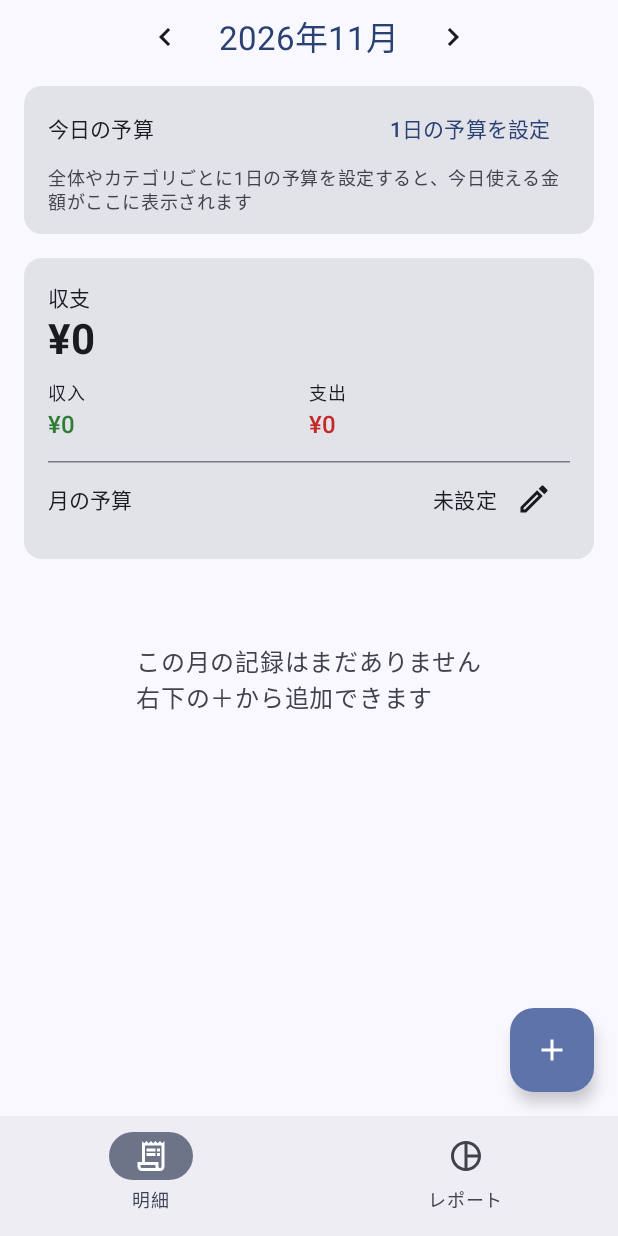
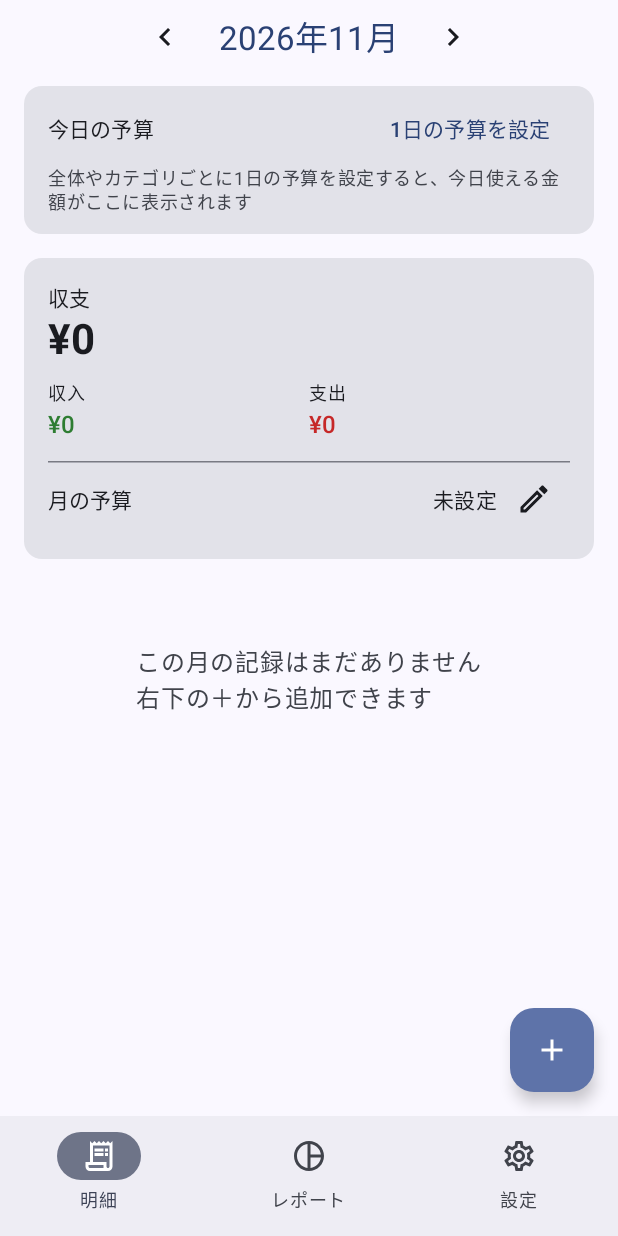
Before and after one commit to n1m4-org/Kakeibox, an Android app built with Jetpack Compose: the screen it shows after launch (MainActivity), on a phone screen of 412 x 824 dp. Run offline under Robolectric (Android 15) with nearby library versions, the phone set to English and light mode, and no system bars; our stand-ins replace Room's generated code; libraries missing offline, so code that uses them is left out: androidx.glance, androidx.glance.appwidget.

Commit message:
設定画面とテーマ切替を追加
- 下部タブに「設定」を追加し、予算設定への導線とテーマ選択を配置
- テーマ（端末に合わせる／ライト／ダーク）を全画面に反映
- 設定の保存・購読用に SettingsStore を追加

Co-Authored-By: Claude Opus 5.5 <noreply@anthropic.com>
Claude-Session: https://claude.ai/code/session_01SWCmrA1FSnDsygyQm7rZfD

```diff
--- a/app/src/main/java/com/kakeibox/AppGraph.kt
+++ b/app/src/main/java/com/kakeibox/AppGraph.kt
@@ -4,6 +4,7 @@ import android.content.Context
 import androidx.glance.appwidget.updateAll
 import com.kakeibox.data.AppDatabase
 import com.kakeibox.data.BudgetStore
+import com.kakeibox.data.SettingsStore
 import com.kakeibox.data.TransactionRepository
 import com.kakeibox.widget.DailyBudgetWidget
 import com.kakeibox.widget.KakeiboxWidget
@@ -12,6 +13,7 @@ import com.kakeibox.widget.KakeiboxWidget
 object AppGraph {
     @Volatile private var repo: TransactionRepository? = null
     @Volatile private var budget: BudgetStore? = null
+    @Volatile private var settings: SettingsStore? = null
 
     fun repository(context: Context): TransactionRepository =
         repo ?: synchronized(this) {
@@ -29,6 +31,11 @@ object AppGraph {
             budget ?: BudgetStore(context.applicationContext).also { budget = it }
         }
 
+    fun settingsStore(context: Context): SettingsStore =
+        settings ?: synchronized(this) {
+            settings ?: SettingsStore(context.applicationContext).also { settings = it }
+        }
+
     /** すべてのホーム画面ウィジェットを再描画する */
     suspend fun refreshWidgets(context: Context) {
         val app = context.applicationContext
--- a/app/src/main/java/com/kakeibox/MainActivity.kt
+++ b/app/src/main/java/com/kakeibox/MainActivity.kt
@@ -10,6 +10,7 @@ import androidx.compose.material.icons.Icons
 import androidx.compose.material.icons.automirrored.outlined.ReceiptLong
 import androidx.compose.material.icons.outlined.Add
 import androidx.compose.material.icons.outlined.PieChart
+import androidx.compose.material.icons.outlined.Settings
 import androidx.compose.material3.ExperimentalMaterial3Api
 import androidx.compose.material3.FloatingActionButton
 import androidx.compose.material3.Icon
@@ -45,6 +46,8 @@ import com.kakeibox.ui.screens.DailyBudgetScreen
 import com.kakeibox.ui.screens.EditScreen
 import com.kakeibox.ui.screens.HomeScreen
 import com.kakeibox.ui.screens.ReportScreen
+import com.kakeibox.ui.screens.SettingsNavigation
+import com.kakeibox.ui.screens.SettingsScreen
 import com.kakeibox.ui.theme.KakeiboxTheme
 import com.kakeibox.ui.yen
 import kotlinx.coroutines.launch
@@ -74,6 +77,7 @@ class MainActivity : ComponentActivity() {
 internal object Routes {
     const val HOME = "home"
     const val REPORT = "report"
+    const val SETTINGS = "settings"
     const val BUDGETS = "budgets"
     const val EDIT = "edit?id={id}"
     fun edit(id: Long? = null) = if (id == null) "edit" else "edit?id=$id"
@@ -118,6 +122,7 @@ fun KakeiboxApp(startRoute: String? = null, vm: MainViewModel = viewModel()) {
                         listOf(
                             Triple(Routes.HOME, "明細", Icons.AutoMirrored.Outlined.ReceiptLong),
                             Triple(Routes.REPORT, "レポート", Icons.Outlined.PieChart),
+                            Triple(Routes.SETTINGS, "設定", Icons.Outlined.Settings),
                         ).forEach { (r, label, icon) ->
                             NavigationBarItem(
                                 selected = tab == r,
@@ -150,6 +155,11 @@ fun KakeiboxApp(startRoute: String? = null, vm: MainViewModel = viewModel()) {
                         )
                     }
                     composable(Routes.REPORT) { ReportScreen(vm, padding) }
+                    composable(Routes.SETTINGS) {
+                        SettingsScreen(vm, padding, SettingsNavigation(
+                            openBudgets = { nav.navigate(Routes.BUDGETS) },
+                        ))
+                    }
                 }
             }
 
--- /dev/null
+++ b/app/src/main/java/com/kakeibox/data/SettingsStore.kt
@@ -0,0 +1,46 @@
+package com.kakeibox.data
+
+import android.content.Context
+import android.content.SharedPreferences
+import kotlinx.coroutines.flow.MutableStateFlow
+import kotlinx.coroutines.flow.StateFlow
+import kotlinx.coroutines.flow.asStateFlow
+
+enum class ThemeMode(val label: String) {
+    SYSTEM("端末の設定に合わせる"),
+    LIGHT("ライト"),
+    DARK("ダーク"),
+}
+
+/** アプリの設定 */
+data class AppSettings(
+    val theme: ThemeMode = ThemeMode.SYSTEM,
+)
+
+/** 設定の保存（SharedPreferences）と購読 */
+class SettingsStore(context: Context) {
+    private val prefs = context.getSharedPreferences("kakeibox_settings", Context.MODE_PRIVATE)
+    private val _settings = MutableStateFlow(load(prefs))
+    val settings: StateFlow<AppSettings> = _settings.asStateFlow()
+
+    fun update(transform: (AppSettings) -> AppSettings) {
+        val next = transform(_settings.value)
+        if (next == _settings.value) return
+        save(next)
+        _settings.value = next
+    }
+
+    private fun save(s: AppSettings) {
+        prefs.edit()
+            .putString(KEY_THEME, s.theme.name)
+            .apply()
+    }
+
+    private companion object {
+        const val KEY_THEME = "theme"
+
+        fun load(p: SharedPreferences) = AppSettings(
+            theme = p.getString(KEY_THEME, null)?.let { runCatching { ThemeMode.valueOf(it) }.getOrNull() } ?: ThemeMode.SYSTEM,
+        )
+    }
+}
--- a/app/src/main/java/com/kakeibox/ui/MainViewModel.kt
+++ b/app/src/main/java/com/kakeibox/ui/MainViewModel.kt
@@ -6,6 +6,7 @@ import androidx.lifecycle.viewModelScope
 import com.kakeibox.AppGraph
 import com.kakeibox.data.Category
 import com.kakeibox.data.DailyBudgetSetting
+import com.kakeibox.data.AppSettings
 import com.kakeibox.data.BudgetTarget
 import com.kakeibox.data.TargetStatus
 import com.kakeibox.data.computeTodayStatuses
@@ -32,6 +33,10 @@ import java.time.YearMonth
 class MainViewModel(app: Application) : AndroidViewModel(app) {
     private val repo = AppGraph.repository(app)
     private val budgetStore = AppGraph.budgetStore(app)
+    private val settingsStore = AppGraph.settingsStore(app)
+
+    val settings: StateFlow<AppSettings> = settingsStore.settings
+    fun updateSettings(transform: (AppSettings) -> AppSettings) = settingsStore.update(transform)
 
     private val _month = MutableStateFlow(YearMonth.now())
     val month: StateFlow<YearMonth> = _month.asStateFlow()
--- a/app/src/main/java/com/kakeibox/ui/theme/Theme.kt
+++ b/app/src/main/java/com/kakeibox/ui/theme/Theme.kt
@@ -8,8 +8,12 @@ import androidx.compose.material3.dynamicDarkColorScheme
 import androidx.compose.material3.dynamicLightColorScheme
 import androidx.compose.material3.lightColorScheme
 import androidx.compose.runtime.Composable
+import androidx.compose.runtime.collectAsState
+import androidx.compose.runtime.getValue
 import androidx.compose.ui.graphics.Color
 import androidx.compose.ui.platform.LocalContext
+import com.kakeibox.AppGraph
+import com.kakeibox.data.ThemeMode
 
 val IncomeColor = Color(0xFF2E7D32)
 val ExpenseColor = Color(0xFFC62828)
@@ -18,8 +22,21 @@ val WarningColor = Color(0xFFF9A825)
 private val Light = lightColorScheme(primary = Color(0xFF00897B), secondary = Color(0xFF5D8A85))
 private val Dark = darkColorScheme(primary = Color(0xFF4DB6AC), secondary = Color(0xFF9CCBC5))
 
+/** 設定のテーマ（端末に合わせる／ライト／ダーク）を反映したテーマ */
 @Composable
-fun KakeiboxTheme(darkTheme: Boolean = isSystemInDarkTheme(), content: @Composable () -> Unit) {
+fun KakeiboxTheme(content: @Composable () -> Unit) {
+    val store = AppGraph.settingsStore(LocalContext.current)
+    val settings by store.settings.collectAsState()
+    val dark = when (settings.theme) {
+        ThemeMode.SYSTEM -> isSystemInDarkTheme()
+        ThemeMode.LIGHT -> false
+        ThemeMode.DARK -> true
+    }
+    KakeiboxTheme(darkTheme = dark, content = content)
+}
+
+@Composable
+fun KakeiboxTheme(darkTheme: Boolean, content: @Composable () -> Unit) {
     val colors = when {
         Build.VERSION.SDK_INT >= Build.VERSION_CODES.S -> {
             val ctx = LocalContext.current
```
Also changed, not shown: app/src/main/java/com/kakeibox/ui/components/Settings.kt (added, +98 -0 lines), app/src/main/java/com/kakeibox/ui/screens/SettingsScreen.kt (added, +68 -0 lines).
